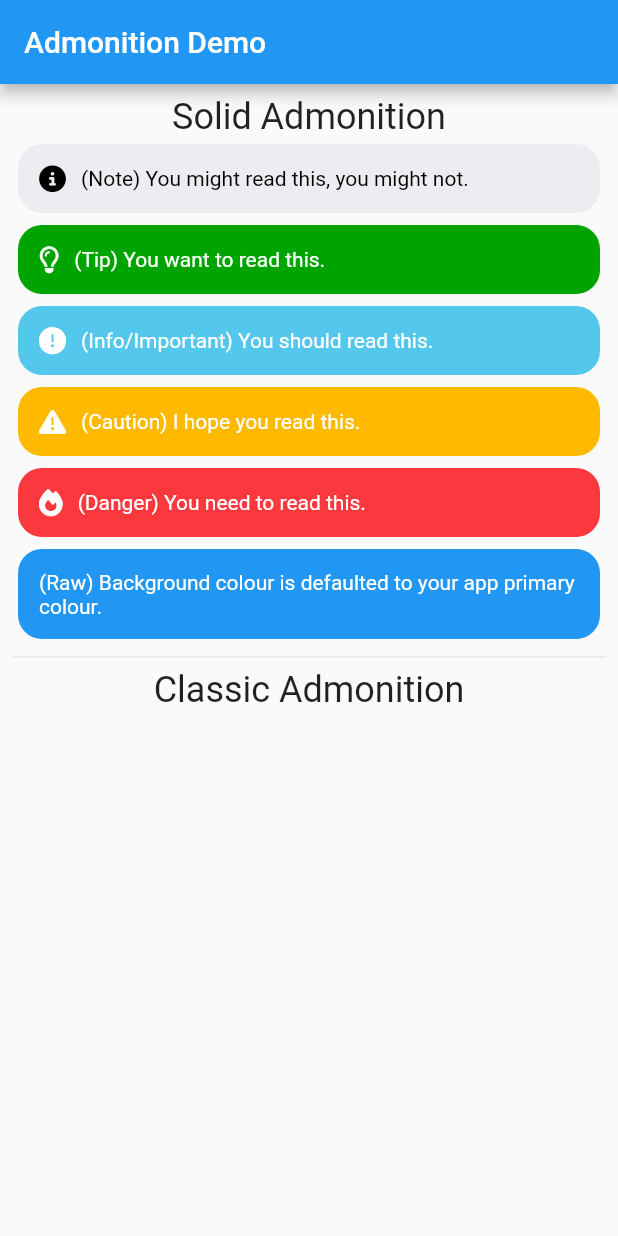
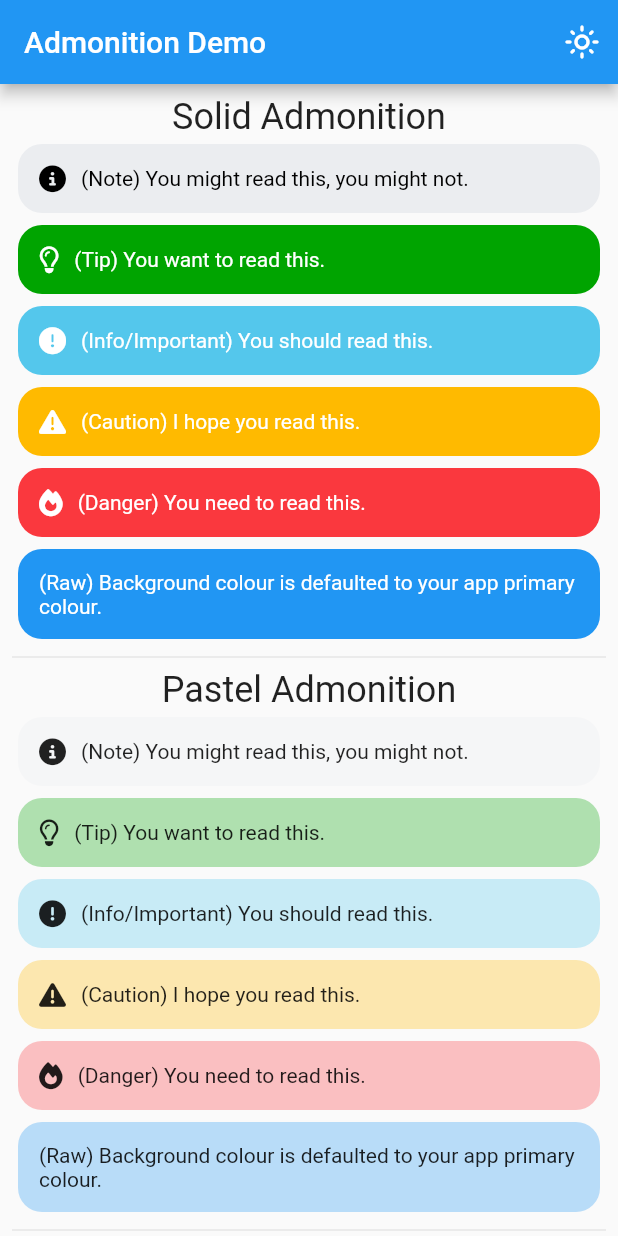
Before and after one commit to iqfareez/admonitions, a Flutter app: the screen it shows after launch, on a phone screen of 412 x 824 dp. Run offline on Flutter 3.47's test engine with Material 2 defaults, Android fonts, the phone set to English and light mode, and no system bars; our stand-ins replace font_awesome_flutter.

Commit message:
:zap: Improve example and setup deploy script

```diff
--- a/example/lib/main.dart
+++ b/example/lib/main.dart
@@ -3,28 +3,49 @@ import 'package:flutter/material.dart';
 
 void main() => runApp(const MyApp());
 
-class MyApp extends StatelessWidget {
+class MyApp extends StatefulWidget {
   const MyApp({Key? key}) : super(key: key);
 
   @override
+  State<MyApp> createState() => _MyAppState();
+}
+
+class _MyAppState extends State<MyApp> {
+  var _theme = ThemeMode.light;
+  @override
   Widget build(BuildContext context) {
-    return const MaterialApp(
+    return MaterialApp(
       title: 'Flutter Admonition Demo',
-      home: MyHomePage(title: 'Admonition Demo'),
+      themeMode: _theme,
+      darkTheme: ThemeData.dark(),
+      home: Scaffold(
+          appBar: AppBar(
+            title: const Text('Admonition Demo'),
+            actions: [
+              IconButton(
+                  onPressed: () {
+                    setState(() {
+                      _theme = _theme == ThemeMode.light
+                          ? ThemeMode.dark
+                          : ThemeMode.light;
+                    });
+                  },
+                  icon: Icon(_theme == ThemeMode.light
+                      ? Icons.light_mode_outlined
+                      : Icons.dark_mode_outlined))
+            ],
+          ),
+          body: const MyHomePage()),
     );
   }
 }
 
 class MyHomePage extends StatelessWidget {
-  const MyHomePage({Key? key, required this.title}) : super(key: key);
-
-  final String title;
+  const MyHomePage({Key? key}) : super(key: key);
 
   @override
   Widget build(BuildContext context) {
-    return Scaffold(
-      appBar: AppBar(title: Text(title)),
-      body: SingleChildScrollView(
+    return SingleChildScrollView(
       child: Padding(
         padding: const EdgeInsets.all(8.0),
         child: Column(
@@ -55,13 +76,36 @@ class MyHomePage extends StatelessWidget {
             ),
             const Divider(),
             Text(
+              'Pastel Admonition',
+              style: Theme.of(context).textTheme.headline5,
+            ),
+            const PastelAdmonition.note(
+              text: '(Note) You might read this, you might not.',
+            ),
+            const PastelAdmonition.tip(
+              text: '(Tip) You want to read this.',
+            ),
+            const PastelAdmonition.info(
+              text: '(Info/Important) You should read this.',
+            ),
+            const PastelAdmonition.caution(
+              text: '(Caution) I hope you read this.',
+            ),
+            const PastelAdmonition.danger(
+              text: '(Danger) You need to read this.',
+            ),
+            const PastelAdmonition(
+              text:
+                  '(Raw) Background colour is defaulted to your app primary colour.',
+            ),
+            const Divider(),
+            Text(
               'Classic Admonition',
               style: Theme.of(context).textTheme.headline5,
             ),
           ],
         ),
       ),
-      ),
     );
   }
 }
```
Also changed, not shown: example/firebase.json (added), 5 other files. Lines whose indentation alone changed are shown as unchanged.
